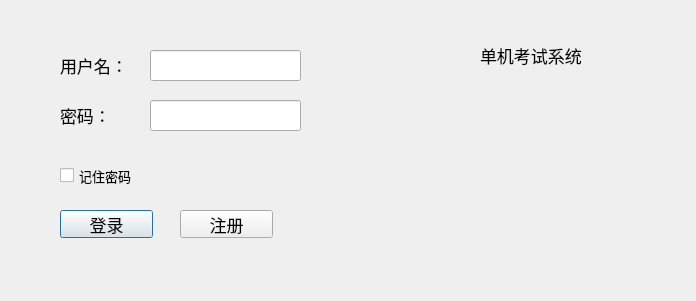
Before: the Qt Designer form views/login.ui in janonoly/exampc, drawn with Qt 5.
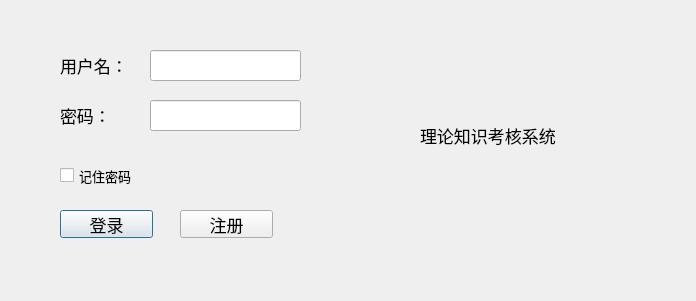
After: the same form once the commit is applied.

Patch:
```diff
--- a/views/login.ui
+++ b/views/login.ui
@@ -148,9 +148,9 @@
   <widget class="QLabel" name="label_3">
    <property name="geometry">
     <rect>
-     <x>480</x>
-     <y>30</y>
-     <width>191</width>
+     <x>420</x>
+     <y>110</y>
+     <width>261</width>
      <height>51</height>
     </rect>
    </property>
@@ -160,7 +160,7 @@
     </font>
    </property>
    <property name="text">
-    <string>单机考试系统</string>
+    <string>理论知识考核系统</string>
    </property>
   </widget>
  </widget>
```
